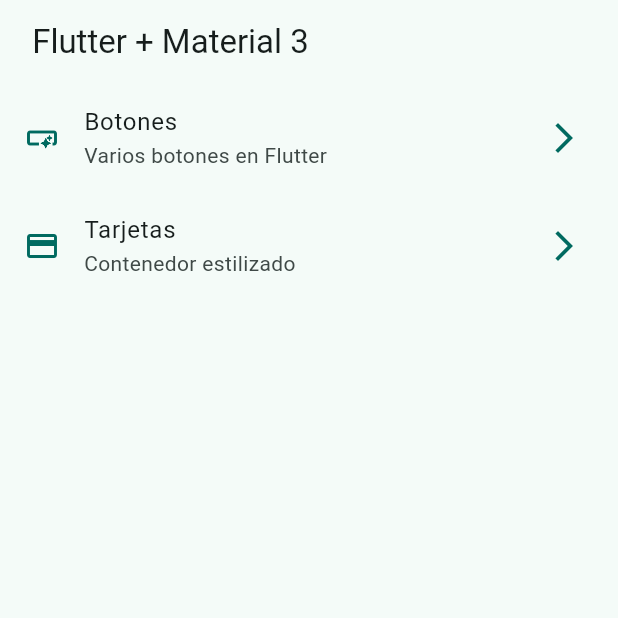
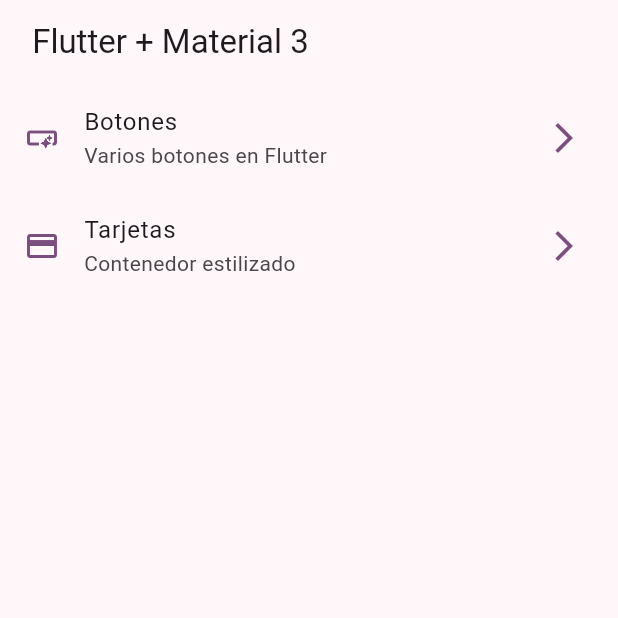
Before and after one commit to JulianOsorio27/componentesFlutter, a Flutter app: the screen it shows after launch, on a phone screen of 412 x 824 dp, the top half of it. Run offline on Flutter 3.47's test engine with Material 3 defaults, Android fonts, the phone set to English and light mode, and no system bars; our stand-ins replace go_router.

```diff
--- /dev/null
+++ b/lib/config/router/app_router.dart
@@ -0,0 +1,23 @@
+
+import 'package:go_router/go_router.dart';
+import 'package:widgets_app/presentation/screens/screens.dart';
+
+// GoRouter configuration
+final appRouter = GoRouter(
+  initialLocation: '/',
+  routes: [
+    // Definimos las rutas
+    GoRoute(
+      path: '/',
+      builder: (context, state) => const HomeScreen(),
+    ),
+    GoRoute(
+      path: '/buttons',
+      builder: (context, state) => const ButtonsScreen(),
+    ),
+    GoRoute(
+      path: '/cards',
+      builder: (context, state) => const CardsScreen(),
+    ),
+  ],
+);
--- a/lib/main.dart
+++ b/lib/main.dart
@@ -1,8 +1,6 @@
 import 'package:flutter/material.dart';
+import 'package:widgets_app/config/router/app_router.dart';
 import 'package:widgets_app/config/theme/app_theme.dart';
-import 'package:widgets_app/presentation/screens/buttons/buttons_screen.dart';
-import 'package:widgets_app/presentation/screens/card/cards_screens.dart';
-import 'package:widgets_app/presentation/screens/home/home_screen.dart';
 
 /*
   * En esta seccion usamos gif y diferentes funciones de botones como navegaciones.
@@ -17,15 +15,12 @@ class MainApp extends StatelessWidget {
 
   @override
   Widget build(BuildContext context) {
+    // Definimos el roterConfig
+    return  MaterialApp.router(
+      routerConfig: appRouter,
+      debugShowCheckedModeBanner: false,
+      theme: AppTheme(selectedColor: 4).getTheme(),
 
-    return  MaterialApp(
-      debugShowCheckedModeBanner: false,
-      theme: AppTheme(selectedColor: 1).getTheme(),
-      home: const HomeScreen(),
-      routes: {
-        '/buttons' :(context) => const ButtonsScreen(),
-        '/cards' :(context) => const CardsScreen(),
-      },
     );
   }
 }
--- a/lib/presentation/screens/home/home_screen.dart
+++ b/lib/presentation/screens/home/home_screen.dart
@@ -1,4 +1,5 @@
 import 'package:flutter/material.dart';
+import 'package:go_router/go_router.dart';
 import 'package:widgets_app/config/menu/menu_items.dart';
 import 'package:widgets_app/presentation/screens/buttons/buttons_screen.dart';
 
@@ -22,7 +23,6 @@ class _HomeView extends StatelessWidget {
 
   @override
   Widget build(BuildContext context) {
-
     return ListView.builder(
       itemCount: appMenuItems.length,
       itemBuilder: (context, index) {
@@ -44,27 +44,28 @@ class _CustomListTitle extends StatelessWidget {
 
   @override
   Widget build(BuildContext context) {
-
     final colors = Theme.of(context).colorScheme;
 
     return ListTile(
       leading: Icon(menuItem.icon, color: colors.primary),
-      trailing: Icon(Icons.arrow_forward_ios_outlined, color: colors.primary,),
-      title: Text( menuItem.title ),
-      subtitle: Text( menuItem.subTitle ),
+      trailing: Icon(
+        Icons.arrow_forward_ios_outlined,
+        color: colors.primary,
+      ),
+      title: Text(menuItem.title),
+      subtitle: Text(menuItem.subTitle),
       onTap: () {
+        //  Abrir otros enlaces Navegacion entre pantallas.
 
-      //  Abrir otros enlaces Navegacion entre pantallas.
+        // Navigator.of(context).push(
+        //   MaterialPageRoute(
+        //     builder: (context) => const ButtonsScreen(), )
+        // );
 
-      // Navigator.of(context).push(
-      //   MaterialPageRoute(
-      //     builder: (context) => const ButtonsScreen(), )
-      // );
+        // Navigator.pushNamed(context, menuItem.link);
 
-      Navigator.pushNamed(context, menuItem.link);
-
-
-
+        // Realizamos la navegación
+        context.push(menuItem.link);
       },
     );
   }
--- /dev/null
+++ b/lib/presentation/screens/screens.dart
@@ -0,0 +1,7 @@
+
+
+
+
+export 'package:widgets_app/presentation/screens/buttons/buttons_screen.dart';
+export 'package:widgets_app/presentation/screens/card/cards_screens.dart';
+export 'package:widgets_app/presentation/screens/home/home_screen.dart';
--- a/pubspec.yaml
+++ b/pubspec.yaml
@@ -9,11 +9,12 @@ environment:
 dependencies:
   flutter:
     sdk: flutter
+  go_router: ^13.2.0
 
 dev_dependencies:
+  flutter_lints: ^2.0.0
   flutter_test:
     sdk: flutter
-  flutter_lints: ^2.0.0
 
 flutter:
   uses-material-design: true
```
Also changed, not shown: pubspec.lock.
